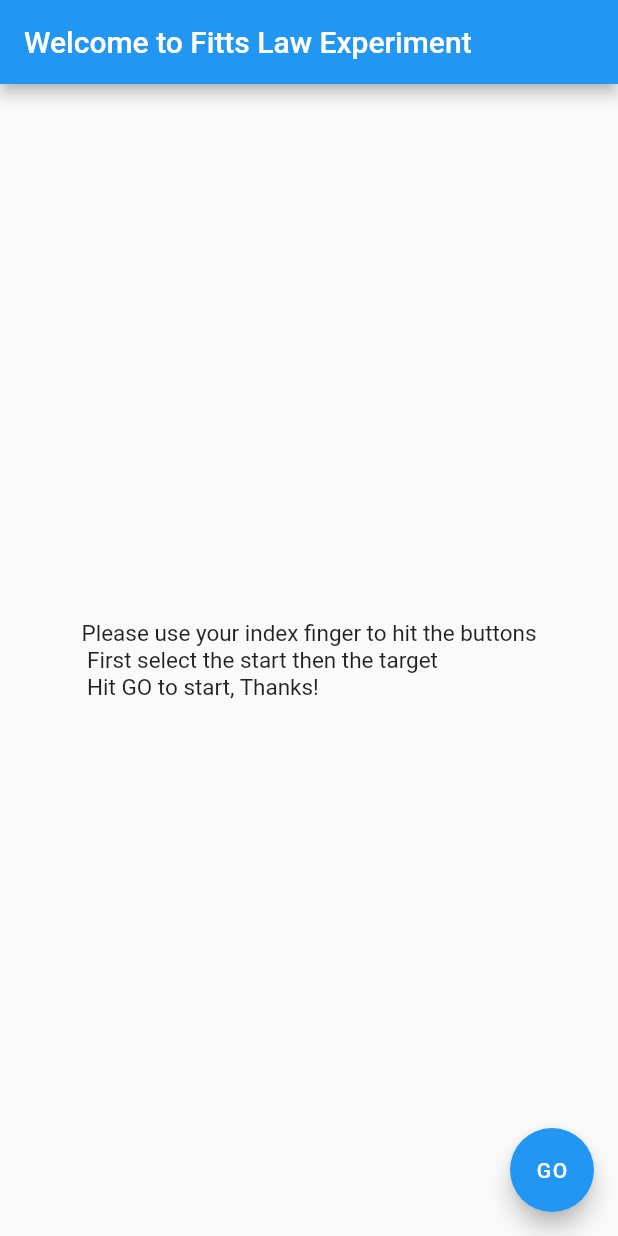
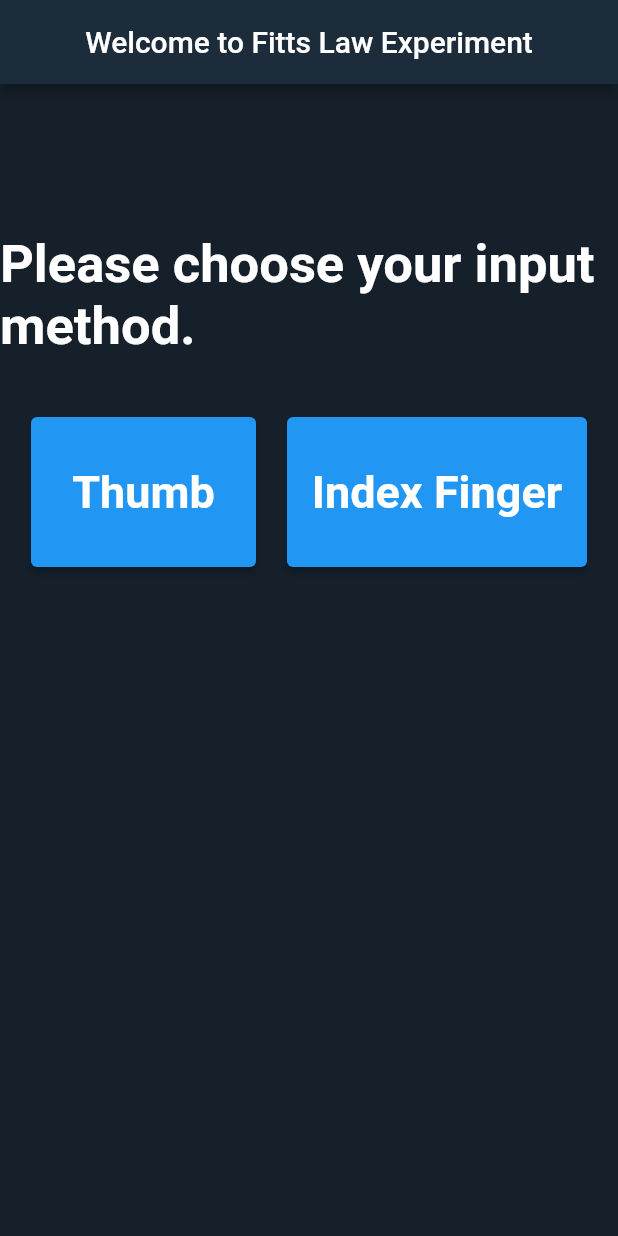
Before and after one commit to pouyaaghahoseini/mobile-hci-course, a Flutter app: the screen it shows after launch, on a phone screen of 412 x 824 dp. Run offline on Flutter 3.47's test engine with Material 2 defaults, Android fonts, the phone set to English and light mode, and no system bars.

Commit message:
Finish homepage

```diff
--- a/assignment1/lib/pages/home.dart
+++ b/assignment1/lib/pages/home.dart
@@ -10,20 +10,63 @@ class _HomeState extends State<Home> {
   @override
   Widget build(BuildContext context) {
     return Scaffold(
+      backgroundColor: Color(0xff15202b),
       appBar: AppBar(
         title: Text('Welcome to Fitts Law Experiment'),
+        centerTitle: true,
+        backgroundColor: Color(0xff1D2C3B),
       ),
-      body: Center(
-          child: Text(
-        'Please use your index finger to hit the buttons\n First select the start then the target \n Hit GO to start, Thanks!',
-        style: TextStyle(fontSize: 15),
-      )),
-      floatingActionButton: FloatingActionButton(
-        onPressed: () {
-          Navigator.pushNamed(context, '/experiment');
-        },
-        child: Text('GO'),
-      ),
+      body: Column(
+          mainAxisAlignment: MainAxisAlignment.start,
+          crossAxisAlignment: CrossAxisAlignment.center,
+          children: <Widget>[
+            SizedBox(
+              height: 100,
+            ),
+            Text(
+              'Please choose your input method.',
+              style: TextStyle(
+                  fontSize: 35,
+                  color: Colors.white,
+                  fontWeight: FontWeight.bold),
+            ),
+            SizedBox(
+              height: 40.0,
+            ),
+            Row(
+              mainAxisAlignment: MainAxisAlignment.spaceEvenly,
+              children: [
+                SizedBox(
+                  height: 100.0,
+                  width: 150.0,
+                  child: ElevatedButton(
+                    onPressed: () {
+                      Navigator.pushNamed(context, '/experiment');
+                    },
+                    child: const Text(
+                      "Thumb",
+                      style:
+                          TextStyle(fontSize: 30, fontWeight: FontWeight.bold),
+                    ),
+                  ),
+                ),
+                SizedBox(
+                  height: 100.0,
+                  width: 200.0,
+                  child: ElevatedButton(
+                    onPressed: () {
+                      Navigator.pushNamed(context, '/experiment');
+                    },
+                    child: const Text(
+                      "Index Finger",
+                      style:
+                          TextStyle(fontSize: 30, fontWeight: FontWeight.bold),
+                    ),
+                  ),
+                ),
+              ],
+            ),
+          ]),
     );
   }
 }
```
